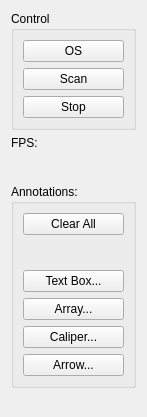
siborion/siborion_american_scan, file bscantools.ui: the form before one commit.
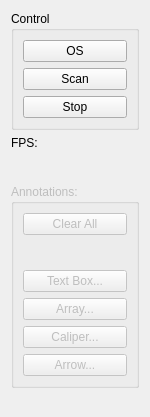
The form after the commit.

```diff
--- a/bscantools.ui
+++ b/bscantools.ui
@@ -6,10 +6,22 @@
    <rect>
     <x>0</x>
     <y>0</y>
-    <width>147</width>
+    <width>150</width>
     <height>417</height>
    </rect>
   </property>
+  <property name="minimumSize">
+   <size>
+    <width>150</width>
+    <height>0</height>
+   </size>
+  </property>
+  <property name="maximumSize">
+   <size>
+    <width>150</width>
+    <height>16777215</height>
+   </size>
+  </property>
   <property name="windowTitle">
    <string>Form</string>
   </property>
@@ -68,6 +80,9 @@
      </item>
      <item>
       <widget class="QGroupBox" name="gbAnnotation">
+       <property name="enabled">
+        <bool>false</bool>
+       </property>
        <property name="title">
         <string>Annotations:</string>
        </property>
```
